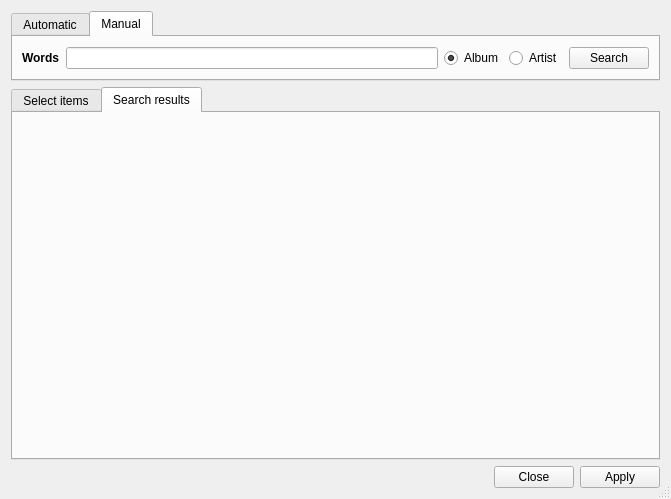
The window that ui/tagsearchdialog.ui (sjuvonen/coquillo) describes before a commit, drawn with Qt 5.
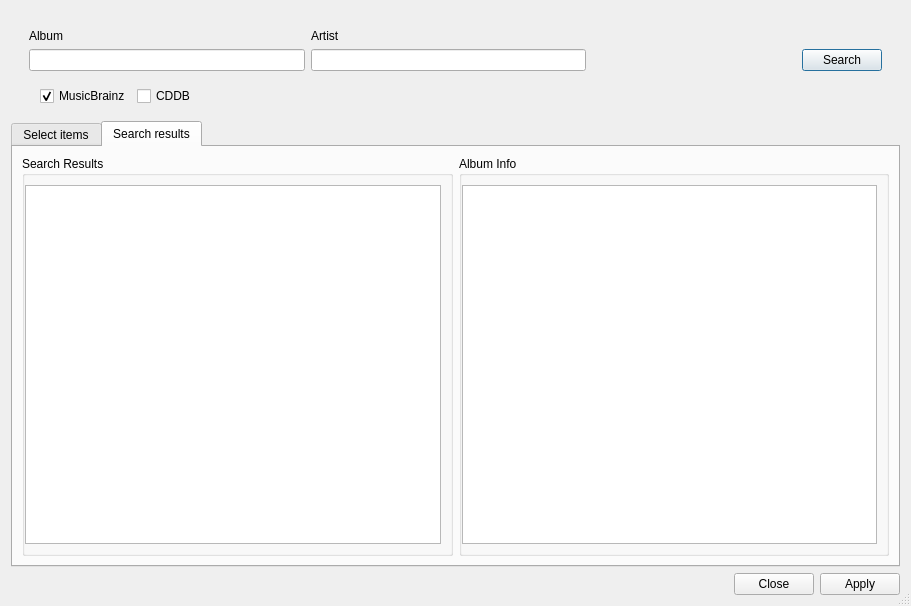
The same window after the commit. The open tabs and pages were chosen to show the change.

Commit message: Work on tag search dialog

```diff
--- a/ui/tagsearchdialog.ui
+++ b/ui/tagsearchdialog.ui
@@ -6,8 +6,8 @@
    <rect>
     <x>0</x>
     <y>0</y>
-    <width>671</width>
-    <height>499</height>
+    <width>911</width>
+    <height>606</height>
    </rect>
   </property>
   <property name="windowTitle">
@@ -19,93 +19,106 @@
   <property name="modal">
    <bool>true</bool>
   </property>
-  <layout class="QVBoxLayout" name="verticalLayout_7">
+  <layout class="QVBoxLayout" name="verticalLayout_2">
    <item>
-    <widget class="QTabWidget" name="tabWidget">
+    <widget class="QFrame" name="frame">
+     <layout class="QVBoxLayout" name="verticalLayout">
+      <item>
+       <widget class="QStackedWidget" name="stackedWidget">
+        <widget class="QWidget" name="stackedWidgetPage1">
+         <layout class="QGridLayout" name="gridLayout">
+          <item row="1" column="1">
+           <widget class="QLineEdit" name="textArtist">
      <property name="sizePolicy">
-      <sizepolicy hsizetype="Expanding" vsizetype="Preferred">
-       <horstretch>0</horstretch>
+             <sizepolicy hsizetype="MinimumExpanding" vsizetype="Fixed">
+              <horstretch>2</horstretch>
        <verstretch>0</verstretch>
       </sizepolicy>
      </property>
-     <property name="currentIndex">
-      <number>0</number>
-     </property>
-     <widget class="QWidget" name="tab">
-      <attribute name="title">
-       <string>Automatic</string>
-      </attribute>
-      <layout class="QHBoxLayout" name="horizontalLayout">
-       <item>
+            <property name="minimumSize">
+             <size>
+              <width>200</width>
+              <height>0</height>
+             </size>
+            </property>
+           </widget>
+          </item>
+          <item row="1" column="2">
+           <spacer name="horizontalSpacer_2">
+            <property name="orientation">
+             <enum>Qt::Horizontal</enum>
+            </property>
+            <property name="sizeHint" stdset="0">
+             <size>
+              <width>210</width>
+              <height>20</height>
+             </size>
+            </property>
+           </spacer>
+          </item>
+          <item row="0" column="0">
         <widget class="QLabel" name="label">
-         <property name="font">
-          <font>
-           <weight>75</weight>
-           <bold>true</bold>
-          </font>
-         </property>
          <property name="text">
-          <string>Search by album ID</string>
+             <string>Album</string>
          </property>
         </widget>
        </item>
-       <item>
+          <item row="0" column="1">
         <widget class="QLabel" name="label_2">
          <property name="text">
-          <string>--</string>
+             <string>Artist</string>
          </property>
         </widget>
        </item>
-       <item>
-        <spacer name="horizontalSpacer">
-         <property name="orientation">
-          <enum>Qt::Horizontal</enum>
-         </property>
-         <property name="sizeHint" stdset="0">
-          <size>
-           <width>485</width>
-           <height>20</height>
-          </size>
-         </property>
-        </spacer>
-       </item>
-       <item>
-        <widget class="QPushButton" name="pushButton">
+          <item row="1" column="3">
+           <widget class="QPushButton" name="buttonSearch">
          <property name="text">
           <string>Search</string>
          </property>
-         <property name="default">
-          <bool>true</bool>
+           </widget>
+          </item>
+          <item row="1" column="0">
+           <widget class="QLineEdit" name="textAlbum">
+            <property name="sizePolicy">
+             <sizepolicy hsizetype="MinimumExpanding" vsizetype="Fixed">
+              <horstretch>2</horstretch>
+              <verstretch>0</verstretch>
+             </sizepolicy>
+            </property>
+            <property name="minimumSize">
+             <size>
+              <width>200</width>
+              <height>0</height>
+             </size>
          </property>
         </widget>
        </item>
       </layout>
      </widget>
-     <widget class="QWidget" name="tab_2">
-      <attribute name="title">
-       <string>Manual</string>
-      </attribute>
+       </widget>
+      </item>
+      <item>
       <layout class="QHBoxLayout" name="horizontalLayout_2">
        <item>
-        <widget class="QLabel" name="label_3">
-         <property name="font">
-          <font>
-           <weight>75</weight>
-           <bold>true</bold>
-          </font>
-         </property>
-         <property name="text">
-          <string>Words</string>
-         </property>
-        </widget>
+         <spacer name="horizontalSpacer">
+          <property name="orientation">
+           <enum>Qt::Horizontal</enum>
+          </property>
+          <property name="sizeType">
+           <enum>QSizePolicy::Preferred</enum>
+          </property>
+          <property name="sizeHint" stdset="0">
+           <size>
+            <width>20</width>
+            <height>20</height>
+           </size>
+          </property>
+         </spacer>
        </item>
        <item>
-        <widget class="QLineEdit" name="lineEdit"/>
-       </item>
-       <item>
-        <widget class="QRadioButton" name="radioButton_2">
+         <widget class="QCheckBox" name="checkBox">
          <property name="text">
-          <string>Album</string>
+           <string>MusicBrainz</string>
          </property>
          <property name="checked">
           <bool>true</bool>
@@ -116,28 +129,41 @@
         </widget>
        </item>
        <item>
-        <widget class="QRadioButton" name="radioButton">
+         <widget class="QCheckBox" name="checkBox_2">
          <property name="text">
-          <string>Artist</string>
-         </property>
-         <attribute name="buttonGroup">
-          <string notr="true">searchCategory</string>
-         </attribute>
+           <string>CDDB</string>
+          </property>
         </widget>
        </item>
        <item>
-        <widget class="QPushButton" name="pushButton_2">
-         <property name="text">
-          <string>Search</string>
-         </property>
-        </widget>
-       </item>
-      </layout>
-     </widget>
-    </widget>
+         <spacer name="horizontalSpacer_3">
+          <property name="orientation">
+           <enum>Qt::Horizontal</enum>
+          </property>
+          <property name="sizeHint" stdset="0">
+           <size>
+            <width>40</width>
+            <height>20</height>
+           </size>
+          </property>
+         </spacer>
+        </item>
+       </layout>
+      </item>
+     </layout>
+    </widget>
    </item>
    <item>
-    <widget class="QTabWidget" name="tabWidget_2">
+    <widget class="QTabWidget" name="mainTabs">
+     <property name="enabled">
+      <bool>true</bool>
+     </property>
+     <property name="sizePolicy">
+      <sizepolicy hsizetype="Expanding" vsizetype="Expanding">
+       <horstretch>0</horstretch>
+       <verstretch>1</verstretch>
+      </sizepolicy>
+     </property>
      <property name="tabPosition">
       <enum>QTabWidget::North</enum>
      </property>
@@ -342,6 +368,51 @@
       <attribute name="title">
        <string>Search results</string>
       </attribute>
+      <layout class="QHBoxLayout" name="horizontalLayout">
+       <item>
+        <widget class="QGroupBox" name="groupBox">
+         <property name="title">
+          <string>Search Results</string>
+         </property>
+         <layout class="QVBoxLayout" name="verticalLayout_7">
+          <property name="leftMargin">
+           <number>0</number>
+          </property>
+          <item>
+           <widget class="QTableView" name="listSearchResults">
+            <attribute name="horizontalHeaderCascadingSectionResizes">
+             <bool>true</bool>
+            </attribute>
+            <attribute name="horizontalHeaderDefaultSectionSize">
+             <number>140</number>
+            </attribute>
+            <attribute name="horizontalHeaderStretchLastSection">
+             <bool>true</bool>
+            </attribute>
+            <attribute name="verticalHeaderVisible">
+             <bool>false</bool>
+            </attribute>
+           </widget>
+          </item>
+         </layout>
+        </widget>
+       </item>
+       <item>
+        <widget class="QGroupBox" name="groupBox_2">
+         <property name="title">
+          <string>Album Info</string>
+         </property>
+         <layout class="QVBoxLayout" name="verticalLayout_3">
+          <property name="leftMargin">
+           <number>0</number>
+          </property>
+          <item>
+           <widget class="QTableView" name="tableAlbumPreview"/>
+          </item>
+         </layout>
+        </widget>
+       </item>
+      </layout>
      </widget>
     </widget>
    </item>
```
Left out of the diff: 46 changed lines with no effect on the pictures. Lines whose indentation alone changed are shown as unchanged. The commit also changes 10 other files.
